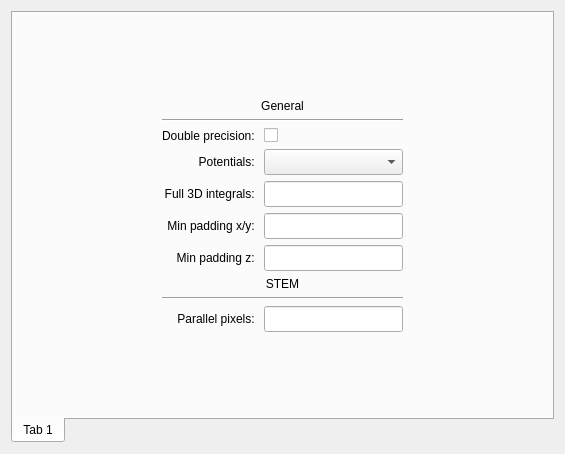
JJPPeters/clTEM, file src/gui/dialogs/settings/frames/globalsimsettingsframe.ui: the form before one commit.
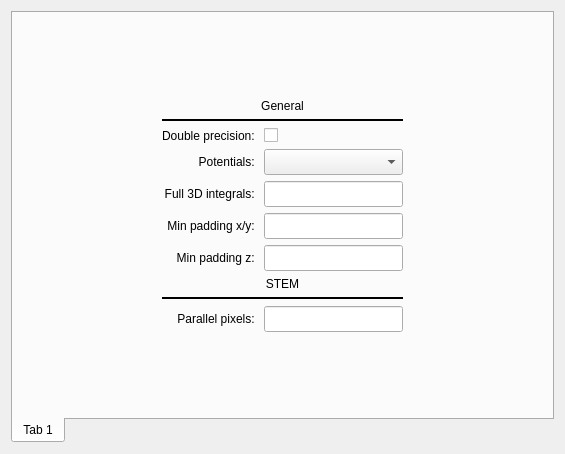
The form after the commit. Custom widgets are drawn as their Qt base class.

```diff
--- a/src/gui/dialogs/settings/frames/globalsimsettingsframe.ui
+++ b/src/gui/dialogs/settings/frames/globalsimsettingsframe.ui
@@ -93,6 +93,12 @@
        </item>
        <item row="9" column="1" colspan="2">
         <widget class="Line" name="line_2">
+         <property name="frameShadow">
+          <enum>QFrame::Plain</enum>
+         </property>
+         <property name="lineWidth">
+          <number>2</number>
+         </property>
          <property name="orientation">
           <enum>Qt::Horizontal</enum>
          </property>
@@ -231,6 +237,12 @@
        </item>
        <item row="2" column="1" colspan="2">
         <widget class="Line" name="line">
+         <property name="frameShadow">
+          <enum>QFrame::Plain</enum>
+         </property>
+         <property name="lineWidth">
+          <number>2</number>
+         </property>
          <property name="orientation">
           <enum>Qt::Horizontal</enum>
          </property>
```
